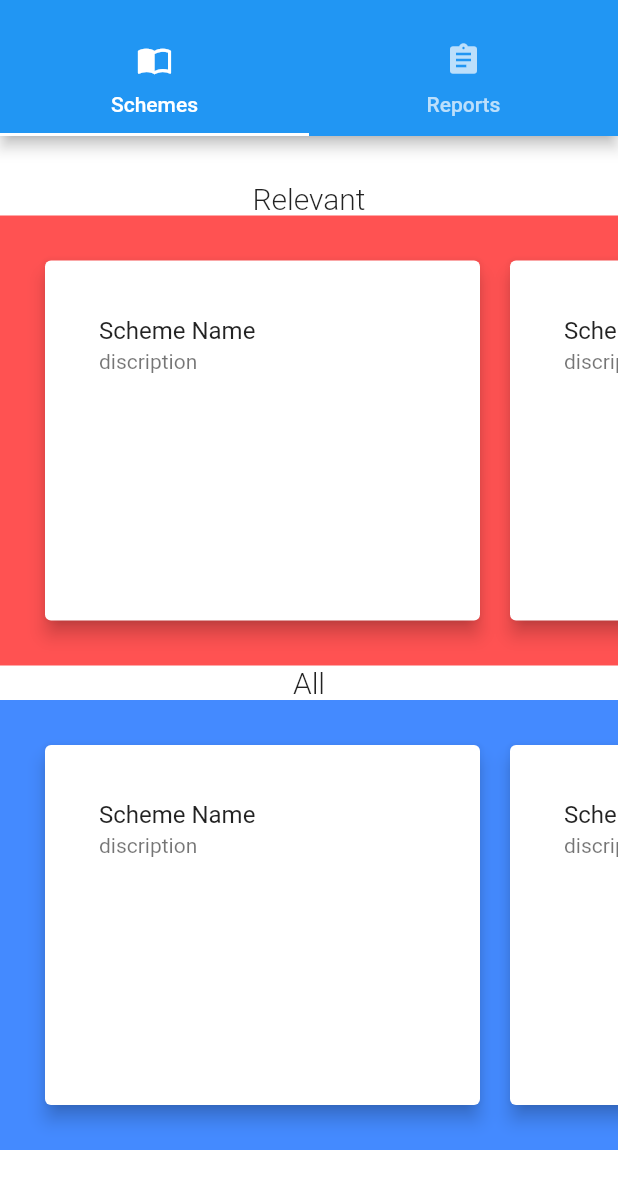
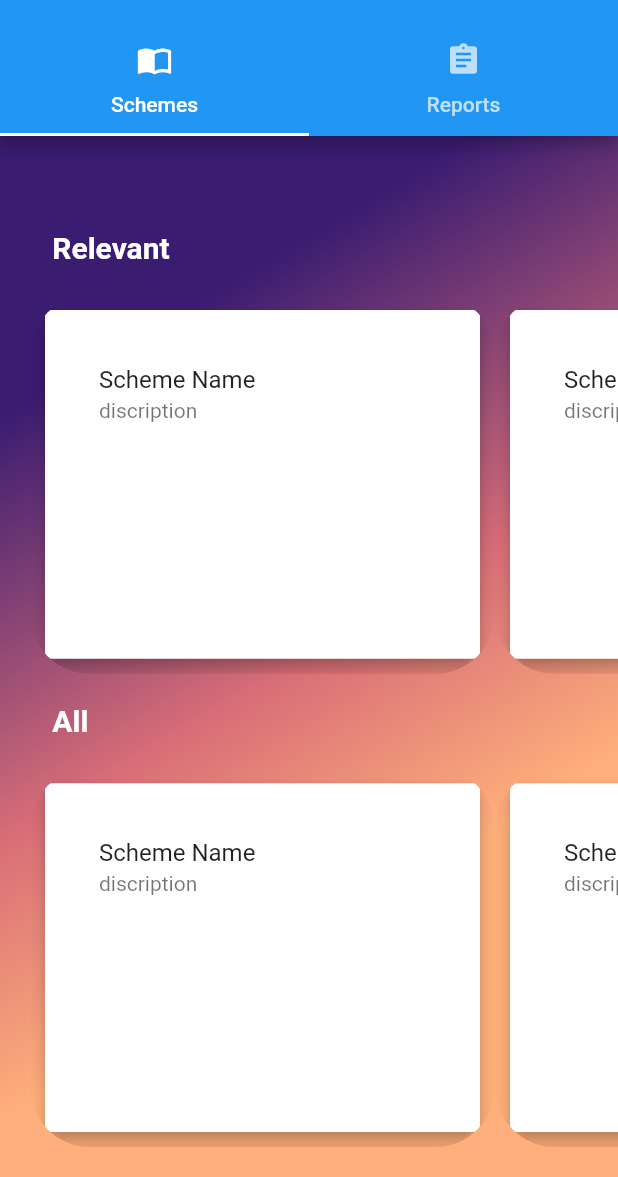
Before and after one commit to ministryofwizards/skaid, a Flutter app: the screen it shows after launch, on a phone screen of 412 x 824 dp, the part 59-1236 px from its top. Run offline on Flutter 3.47's test engine with Material 2 defaults, Android fonts, the phone set to English and light mode, and no system bars; our stand-ins replace cloud_firestore; accounts and stored records are empty.

Commit message:
gradient background in Scheme

```diff
--- a/lib/model/card.dart
+++ b/lib/model/card.dart
@@ -3,9 +3,13 @@ import 'package:flutter/material.dart';
 class ModelCard extends StatelessWidget {
   @override
   Widget build(BuildContext context) {
-    return Card(margin: EdgeInsets.symmetric(vertical: 10.0,horizontal: 10.0),
+    return ClipRRect(
+      borderRadius: BorderRadius.all(Radius.circular(40.0)),
+      child: Card(margin: EdgeInsets.symmetric(vertical: 10.0,horizontal: 10.0),
         elevation: 5.0,
         borderOnForeground: true,
+        child: ClipRRect(
+          borderRadius: BorderRadius.all(Radius.circular(80.0)),
           child: Container(
             margin: EdgeInsets.all(20.0),
             width: 250.0,
@@ -14,7 +18,9 @@ class ModelCard extends StatelessWidget {
               title: Text("Scheme Name"),
               subtitle: Text("discription"),
             )
+          ),
         )
+      ),
     );
   }
 }
--- a/lib/screens/schemes.dart
+++ b/lib/screens/schemes.dart
@@ -10,23 +10,47 @@ class _SchemesState extends State<Schemes> {
   @override
   Widget build(BuildContext context) {
     return Scaffold(
-      backgroundColor: Colors.white,
-      body: Column(
+
+      body: Stack(
+        children:<Widget>[
+          Container(
+          height: MediaQuery.of(context).size.height,
+          width: MediaQuery.of(context).size.width,
+          decoration: BoxDecoration(
+            gradient: LinearGradient(colors: [
+              Color.fromRGBO(58, 28, 113,1),
+              Color.fromRGBO(215, 109, 119,1),
+              Color.fromRGBO(255, 175, 123,1)
+            ],
+              begin: Alignment.topLeft,
+              end: Alignment.bottomRight,
+              stops: [0.2,0.5,0.7]
+             )
+          ),
+        ),
+        Column(
+
           mainAxisAlignment: MainAxisAlignment.start,
           children: <Widget>[
             SizedBox(
-            height:30.0,
+              height:40.0,
             ),
-          Text("Relevant",textAlign:TextAlign.start,style: TextStyle(
-            fontWeight: FontWeight.w300,
+            Align(
+              alignment: Alignment.topLeft,
+              child: Text("  \n \t \t \t Relevant",textAlign:TextAlign.start,style: TextStyle(
+                fontWeight: FontWeight.w700,
+                color: Colors.white,
                 fontSize: 20,
 
               ),),
-          Container(
+            ),
+            Expanded(
+              flex: 1,
+              child: Container(
 
                 height: 300,
                 width: MediaQuery.of(context).size.width,
-            color: Colors.redAccent,
+
                 child: ListView(
                   scrollDirection: Axis.horizontal,
                   shrinkWrap: true,
@@ -38,15 +62,22 @@ class _SchemesState extends State<Schemes> {
                   ],
                 ),
               ),
-          Text("All",textAlign:TextAlign.start,style: TextStyle(
-            fontWeight: FontWeight.w300,
+            ),
+            Align(
+              alignment: Alignment.topLeft,
+              child: Text(" \t \t \t All",textAlign:TextAlign.start,style: TextStyle(
+                fontWeight: FontWeight.w700,
                 fontSize: 20,
+                color: Colors.white
 
               ),),
-          Container(
+            ),
+            Expanded(
+              flex: 1,
+              child: Container(
                 height: 300,
                 width: MediaQuery.of(context).size.width,
-            color: Colors.blueAccent,
+
                 child: ListView(
                   scrollDirection: Axis.horizontal,
                   shrinkWrap: true,
@@ -57,8 +88,11 @@ class _SchemesState extends State<Schemes> {
                     ModelCard(),
                   ],
                 ),
+              ),
             )
           ],
+        ),
+        ]
       )
     );
   }
```
Lines whose indentation alone changed are shown as unchanged.
